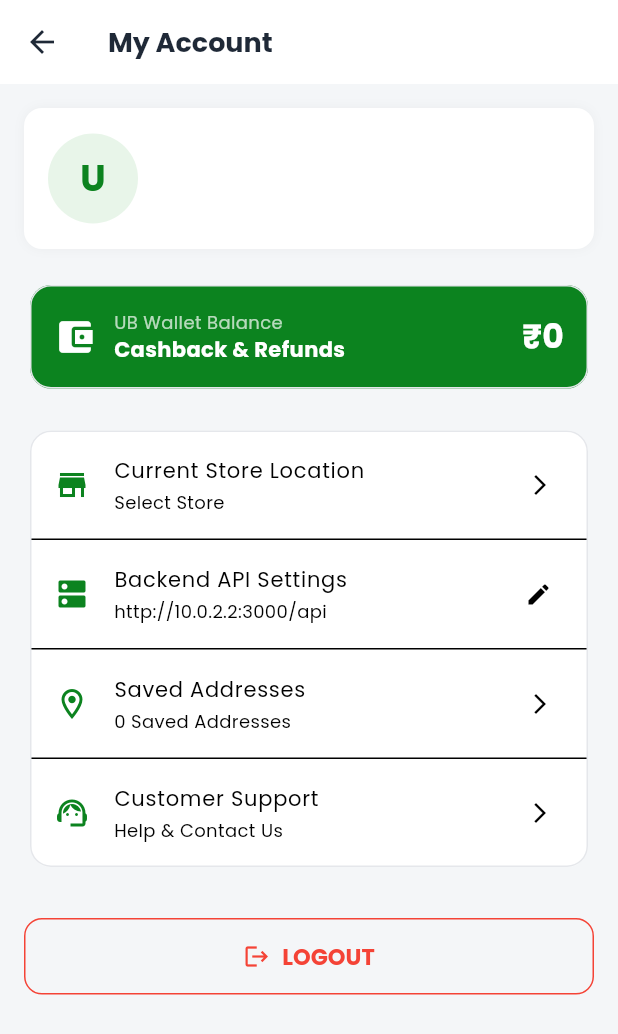
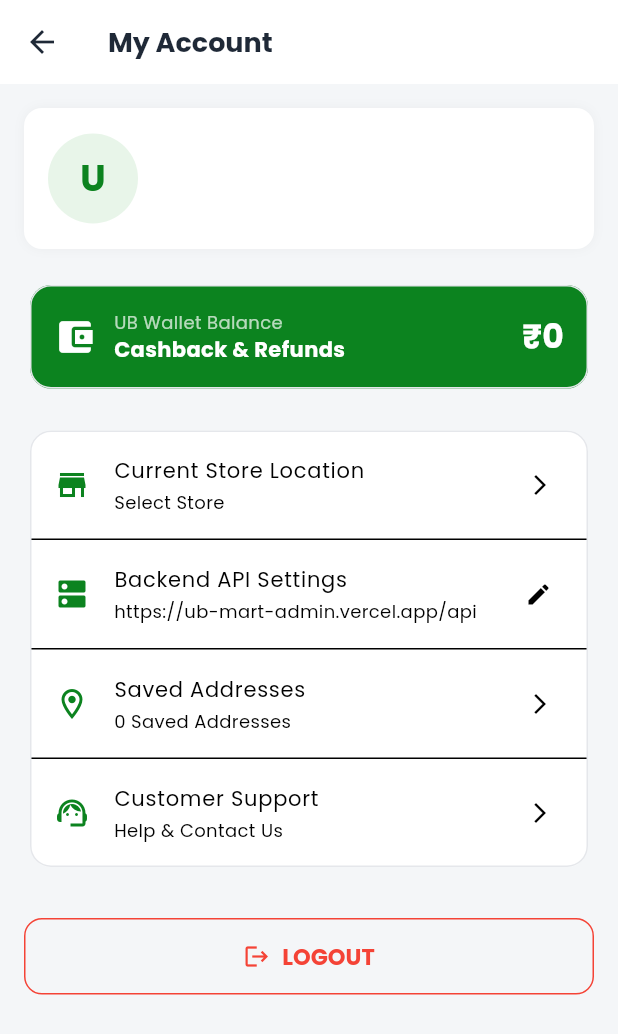
Before and after one commit to krishna567789/ub_mart_user_app, a Flutter app: the ProfileScreen screen opened directly, on a phone screen of 412 x 824 dp. Shown: the top 1034 px of the screen. Run offline on Flutter 3.47's test engine with Material 3 defaults, Android fonts, the phone set to English and light mode, and no system bars; our stand-ins replace cached_network_image, google_fonts, shared_preferences, shimmer; accounts and stored records are empty; network calls fail.

Commit message:
Configure live server production API endpoint: https://ub-mart-admin.vercel.app/api

```diff
--- a/lib/config/api_config.dart
+++ b/lib/config/api_config.dart
@@ -1,16 +1,12 @@
-import 'package:flutter/foundation.dart';
+class ApiConfig {
+  // Live Production Backend Server URL
+  static const String liveBaseUrl = "https://ub-mart-admin.vercel.app/api";
 
-class ApiConfig {
-  // Configurable base URL:
-  // Android Emulator: "http://10.0.2.2:3000/api"
-  // iOS Simulator / Web: "http://localhost:3000/api"
-  // Physical Device: Change to your Machine IP e.g. "http://192.168.x.x:3000/api"
   static String customBaseUrl = "";
 
   static String get baseUrl {
     if (customBaseUrl.isNotEmpty) return customBaseUrl;
-    if (kIsWeb) return "http://localhost:3000/api";
-    return "http://10.0.2.2:3000/api";
+    return liveBaseUrl;
   }
 
   static String defaultStoreId = "";
```
